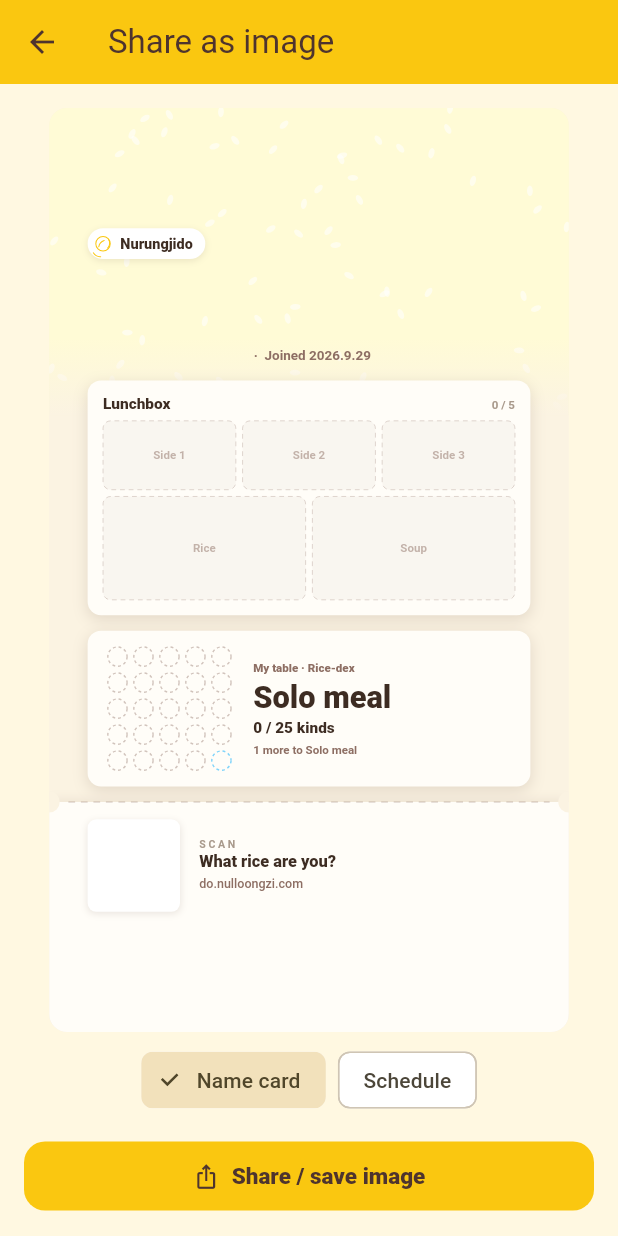
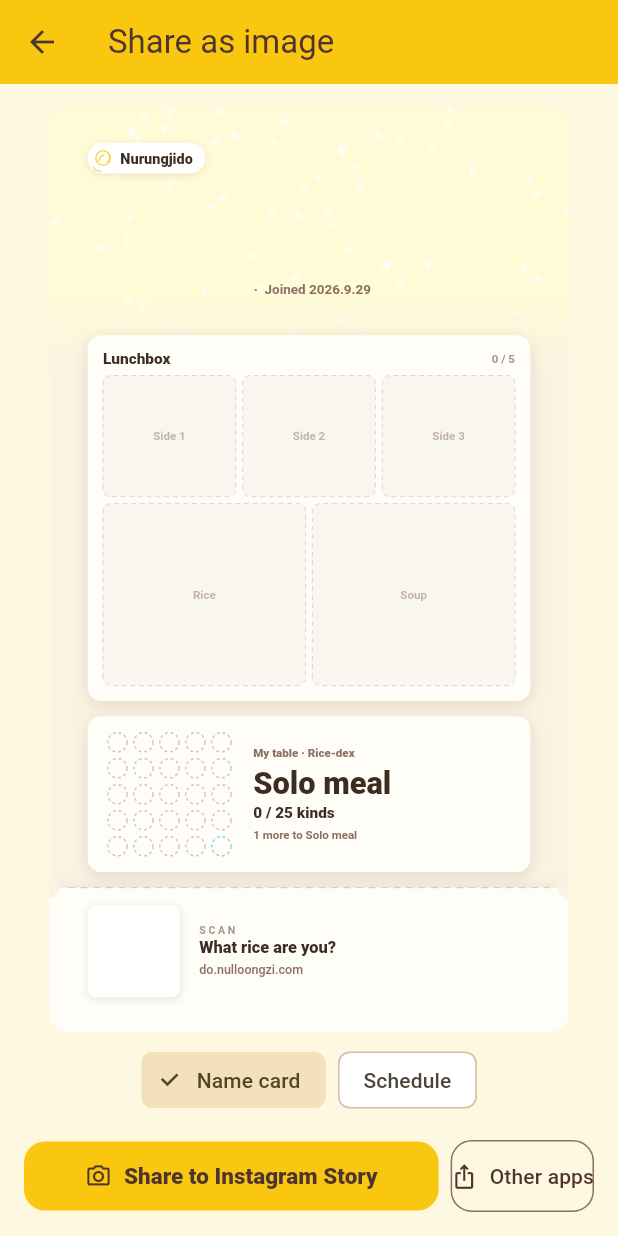
Before and after one commit to nulloongzi/null_oongzi-do-app, a Flutter app: the ShareImageScreen screen opened directly, on a phone screen of 412 x 824 dp. Run offline on Flutter 3.47's test engine with Material 3 defaults, Android fonts, the phone set to English and light mode, and no system bars; our stand-ins replace app_links, cloud_firestore, cloud_functions, firebase_analytics, firebase_auth, firebase_core and 7 more; missing offline and left inert: appinio_social_share, flutter_naver_login, flutter_naver_map, kakao_flutter_sdk_share, kakao_flutter_sdk_user; accounts and stored records are empty; Roboto replaces fonts that are missing (Pretendard).

Commit message:
feat(share): 포장하기에 인스타 스토리 직행 공유 + 위아래 여백 250 → 72
포장하기(내 카드)는 처음부터 OS 공유시트로만 나갔다. 팀·픽업 카드는 인스타 스토리로
바로 붙이고 링크를 복사해 '링크 스티커'를 안내하는데 내 카드만 그 흐름이 없었다.

- story_share.dart: shareStoryPng(context, png, url) 로 스토리 흐름(첫 1회 링크 스티커 안내 →
  링크 자동 복사 + 스낵바 → IG 스토리 스티커 → 실패·iOS 는 OS 공유시트)을 떼어 내고,
  shareStoryCard 는 이걸 쓴다.
- 공유 화면: 기본 버튼 '인스타 스토리로 공유' + 옆에 '다른 앱'(OS 공유시트 — 카톡·저장).
  계측 mycard_share {mode, channel}.
- 카드 규격: 9:16 은 그대로, 위아래 안전영역 250 → 72(웹 FMT 와 같은 값). 스토리에는
  스티커로 얹히고 저장은 이미지 그대로라 인스타 UI 가 위아래를 덮지 않는다 — 빈 띠만 남았다.

Co-Authored-By: Claude Opus 5.5 <noreply@anthropic.com>
Claude-Session: https://claude.ai/code/session_01CpGaeTkgMMvmk5uRZBoR6q

```diff
--- a/lib/l10n/strings.dart
+++ b/lib/l10n/strings.dart
@@ -187,6 +187,9 @@ const Map<String, Map<String, String>> kStrings = {
   },
   'share_image_title': {'ko': '이미지로 공유', 'en': 'Share as image'},
   'share_image_btn': {'ko': '이미지로 공유 / 저장', 'en': 'Share / save image'},
+  // 포장하기 공유 버튼: 인스타 스토리 직행 · 다른 앱(OS 공유시트 — 카톡·저장)
+  'mycard_share_story': {'ko': '인스타 스토리로 공유', 'en': 'Share to Instagram Story'},
+  'mycard_share_other': {'ko': '다른 앱', 'en': 'Other apps'},
   'share_wrap': {'ko': '🎁 포장하기', 'en': '🎁 Wrap it up'},
   'change_nickname': {'ko': '닉네임 변경', 'en': 'Change nickname'},
   'logout': {'ko': '로그아웃', 'en': 'Log out'},
--- a/lib/screens/share_image_screen.dart
+++ b/lib/screens/share_image_screen.dart
@@ -17,6 +17,7 @@ import '../services/rice_dex.dart';
 import '../services/schedule_parse.dart';
 import '../services/analytics.dart';
 import '../services/share_service.dart';
+import '../services/story_share.dart' show shareStoryPng;
 import '../theme.dart';
 import '../widgets/diet_grid.dart' show DietTeam;
 import '../widgets/my_card.dart';
@@ -167,11 +168,27 @@ class _ShareImageScreenState extends State<ShareImageScreen> {
     setState(() => _mode = m);
   }
 
-  Future<void> _share() async {
+  /// story=true: 인스타 스토리로 바로(팀·픽업 카드와 같은 흐름 — 링크 복사 + 링크 스티커 안내).
+  /// story=false: OS 공유시트(카톡·저장 등).
+  Future<void> _share({required bool story}) async {
     setState(() => _sharing = true);
     try {
       final png = await renderMyCardPng(_cardData());
       if (png == null) throw Exception('render failed');
+      Track.event('mycard_share', {
+        'mode': _mode.name,
+        'channel': story ? 'ig_story' : 'system',
+      });
+      if (story) {
+        if (!mounted) return;
+        await shareStoryPng(
+          context,
+          png,
+          ShareService.siteBase,
+          prefix: 'nurungji_card',
+        );
+        return;
+      }
       final dir = await getTemporaryDirectory();
       final file = File(
         '${dir.path}/nurungji_card_${DateTime.now().millisecondsSinceEpoch}.png',
@@ -223,13 +240,18 @@ class _ShareImageScreenState extends State<ShareImageScreen> {
                     ),
                   ],
                 ),
+                // 공유: 인스타 스토리 직행(기본) · 다른 앱으로(OS 공유시트 — 카톡·저장)
                 SafeArea(
                   child: Padding(
                     padding: const EdgeInsets.all(16),
-                    child: SizedBox(
-                      width: double.infinity,
+                    child: Row(
+                      children: [
+                        Expanded(
                           child: ElevatedButton.icon(
-                        onPressed: _sharing ? null : _share,
+                            key: const ValueKey('share_story_btn'),
+                            onPressed: _sharing
+                                ? null
+                                : () => _share(story: true),
                             icon: _sharing
                                 ? const SizedBox(
                                     width: 18,
@@ -239,9 +261,20 @@ class _ShareImageScreenState extends State<ShareImageScreen> {
                                       color: NurungjiColors.dark,
                                     ),
                                   )
-                            : const Icon(Icons.ios_share),
-                        label: Text(t('share_image_btn')),
+                                : const Icon(Icons.camera_alt_outlined),
+                            label: Text(t('mycard_share_story')),
                           ),
+                        ),
+                        const SizedBox(width: 8),
+                        OutlinedButton.icon(
+                          key: const ValueKey('share_other_btn'),
+                          onPressed: _sharing
+                              ? null
+                              : () => _share(story: false),
+                          icon: const Icon(Icons.ios_share),
+                          label: Text(t('mycard_share_other')),
+                        ),
+                      ],
                     ),
                   ),
                 ),
```
Also changed, not shown: lib/services/story_share.dart (+28 -15 lines), lib/widgets/my_card.dart (+6 -1 lines). Lines whose indentation alone changed are shown as unchanged.
